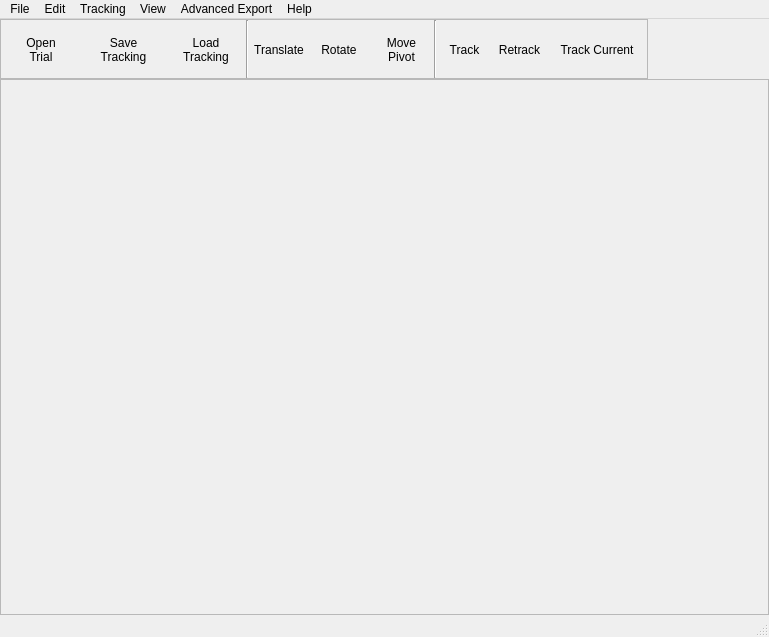
BrownBiomechanics/Autoscoper, file autoscoper/src/ui/ui-files/AutoscoperMainWindow.ui: the form before one commit.
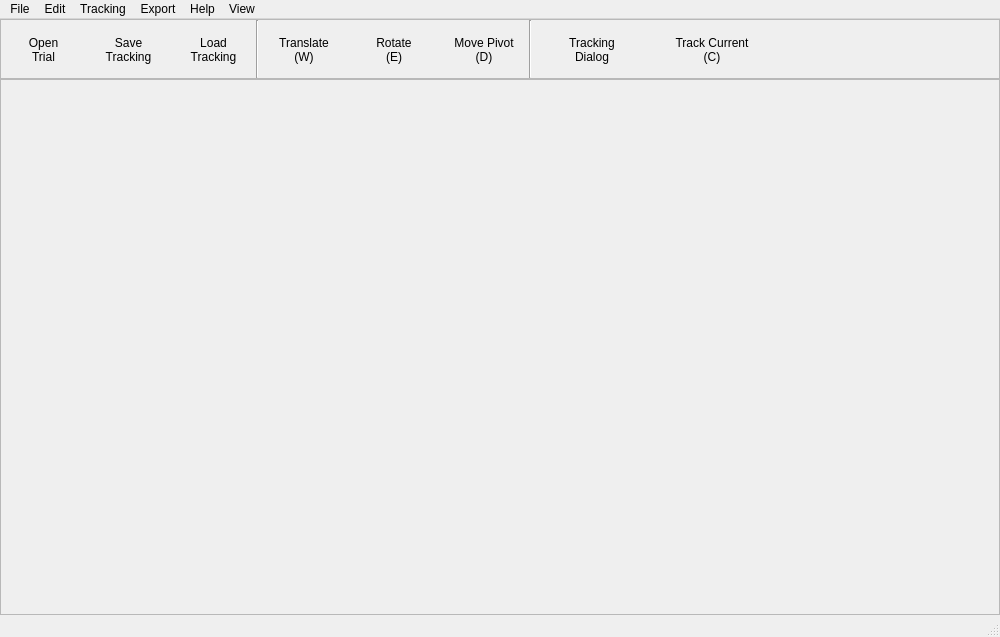
The form after the commit. Icons and pictures are not drawn.

```diff
--- a/autoscoper/src/ui/ui-files/AutoscoperMainWindow.ui
+++ b/autoscoper/src/ui/ui-files/AutoscoperMainWindow.ui
@@ -7,7 +7,7 @@
    <rect>
     <x>0</x>
     <y>0</y>
-    <width>769</width>
+    <width>1000</width>
     <height>637</height>
    </rect>
   </property>
@@ -50,23 +50,30 @@
     <property name="spacing">
      <number>0</number>
     </property>
-    <item row="0" column="1">
-     <spacer name="horizontalSpacer">
-      <property name="orientation">
-       <enum>Qt::Horizontal</enum>
+    <item row="1" column="0" colspan="2">
+     <widget class="QFrame" name="frameWindows">
+      <property name="sizePolicy">
+       <sizepolicy hsizetype="Minimum" vsizetype="Minimum">
+        <horstretch>0</horstretch>
+        <verstretch>0</verstretch>
+       </sizepolicy>
       </property>
-      <property name="sizeType">
-       <enum>QSizePolicy::Expanding</enum>
-      </property>
-      <property name="sizeHint" stdset="0">
+      <property name="minimumSize">
        <size>
-        <width>40</width>
-        <height>20</height>
+        <width>0</width>
+        <height>0</height>
        </size>
       </property>
-     </spacer>
+      <property name="frameShape">
+       <enum>QFrame::StyledPanel</enum>
+      </property>
+      <property name="frameShadow">
+       <enum>QFrame::Raised</enum>
+      </property>
+      <layout class="QGridLayout" name="gridLayout"/>
+     </widget>
     </item>
-    <item row="0" column="0">
+    <item row="0" column="0" colspan="2">
      <widget class="QFrame" name="frame_buttonAutoscoperTop">
       <property name="minimumSize">
        <size>
@@ -86,7 +93,10 @@
       <property name="frameShadow">
        <enum>QFrame::Raised</enum>
       </property>
-      <layout class="QGridLayout" name="gridLayout_3">
+      <layout class="QHBoxLayout" name="horizontalLayout">
+       <property name="spacing">
+        <number>0</number>
+       </property>
        <property name="leftMargin">
         <number>0</number>
        </property>
@@ -99,20 +109,17 @@
        <property name="bottomMargin">
         <number>0</number>
        </property>
-       <property name="spacing">
-        <number>0</number>
-       </property>
-       <item row="0" column="1">
+       <item>
         <widget class="QToolButton" name="toolButtonOpenTrial">
          <property name="minimumSize">
           <size>
-           <width>80</width>
+           <width>85</width>
            <height>60</height>
           </size>
          </property>
          <property name="maximumSize">
           <size>
-           <width>80</width>
+           <width>0</width>
            <height>60</height>
           </size>
          </property>
@@ -138,65 +145,7 @@
          </property>
         </widget>
        </item>
-       <item row="0" column="9">
-        <widget class="QToolButton" name="toolButtonTrack">
-         <property name="minimumSize">
-          <size>
-           <width>55</width>
-           <height>60</height>
-          </size>
-         </property>
-         <property name="maximumSize">
-          <size>
-           <width>55</width>
-           <height>60</height>
-          </size>
-         </property>
-         <property name="text">
-          <string>Track</string>
-         </property>
-         <property name="icon">
-          <iconset resource="../autoscoper_resource.qrc">
-           <normaloff>:/images/resource-files/icons/forward_green.png</normaloff>:/images/resource-files/icons/forward_green.png</iconset>
-         </property>
-         <property name="toolButtonStyle">
-          <enum>Qt::ToolButtonTextUnderIcon</enum>
-         </property>
-         <property name="autoRaise">
-          <bool>true</bool>
-         </property>
-        </widget>
-       </item>
-       <item row="0" column="11">
-        <widget class="QToolButton" name="toolButtonTrackCurrent">
-         <property name="minimumSize">
-          <size>
-           <width>100</width>
-           <height>60</height>
-          </size>
-         </property>
-         <property name="maximumSize">
-          <size>
-           <width>55</width>
-           <height>60</height>
-          </size>
-         </property>
-         <property name="text">
-          <string>Track Current</string>
-         </property>
-         <property name="icon">
-          <iconset resource="../autoscoper_resource.qrc">
-           <normaloff>:/images/resource-files/icons/section_collapsed.png</normaloff>:/images/resource-files/icons/section_collapsed.png</iconset>
-         </property>
-         <property name="toolButtonStyle">
-          <enum>Qt::ToolButtonTextUnderIcon</enum>
-         </property>
-         <property name="autoRaise">
-          <bool>true</bool>
-         </property>
-        </widget>
-       </item>
-       <item row="0" column="2">
+       <item>
         <widget class="QToolButton" name="toolButtonSaveTracking">
          <property name="minimumSize">
           <size>
@@ -206,7 +155,7 @@
          </property>
          <property name="maximumSize">
           <size>
-           <width>85</width>
+           <width>0</width>
            <height>60</height>
           </size>
          </property>
@@ -226,17 +175,17 @@
          </property>
         </widget>
        </item>
-       <item row="0" column="3">
+       <item>
         <widget class="QToolButton" name="toolButtonLoadTracking">
          <property name="minimumSize">
           <size>
-           <width>80</width>
+           <width>85</width>
            <height>60</height>
           </size>
          </property>
          <property name="maximumSize">
           <size>
-           <width>80</width>
+           <width>0</width>
            <height>60</height>
           </size>
          </property>
@@ -256,87 +205,33 @@
          </property>
         </widget>
        </item>
-       <item row="0" column="10">
-        <widget class="QToolButton" name="toolButtonRetrack">
-         <property name="minimumSize">
-          <size>
-           <width>55</width>
-           <height>60</height>
-          </size>
+       <item>
+        <widget class="Line" name="line_3">
+         <property name="orientation">
+          <enum>Qt::Vertical</enum>
          </property>
-         <property name="maximumSize">
-          <size>
-           <width>55</width>
-           <height>60</height>
-          </size>
-         </property>
-         <property name="text">
-          <string>Retrack</string>
-         </property>
-         <property name="icon">
-          <iconset resource="../autoscoper_resource.qrc">
-           <normaloff>:/images/resource-files/icons/forward_blue.png</normaloff>:/images/resource-files/icons/forward_blue.png</iconset>
-         </property>
-         <property name="toolButtonStyle">
-          <enum>Qt::ToolButtonTextUnderIcon</enum>
-         </property>
-         <property name="autoRaise">
-          <bool>true</bool>
-         </property>
         </widget>
        </item>
-       <item row="0" column="7">
-        <widget class="QToolButton" name="toolButtonMovePivot">
-         <property name="minimumSize">
-          <size>
-           <width>65</width>
-           <height>60</height>
-          </size>
-         </property>
-         <property name="maximumSize">
-          <size>
-           <width>65</width>
-           <height>60</height>
-          </size>
-         </property>
-         <property name="text">
-          <string>Move
-Pivot</string>
-         </property>
-         <property name="icon">
-          <iconset resource="../autoscoper_resource.qrc">
-           <normaloff>:/images/resource-files/icons/star_gold.png</normaloff>:/images/resource-files/icons/star_gold.png</iconset>
-         </property>
-         <property name="checkable">
-          <bool>true</bool>
-         </property>
-         <property name="toolButtonStyle">
-          <enum>Qt::ToolButtonTextUnderIcon</enum>
-         </property>
-         <property name="autoRaise">
-          <bool>true</bool>
-         </property>
-        </widget>
-       </item>
-       <item row="0" column="5">
+       <item>
         <widget class="QToolButton" name="toolButtonTranslate">
          <property name="enabled">
           <bool>true</bool>
          </property>
          <property name="minimumSize">
           <size>
-           <width>60</width>
+           <width>90</width>
            <height>60</height>
           </size>
          </property>
          <property name="maximumSize">
           <size>
-           <width>60</width>
+           <width>0</width>
            <height>60</height>
           </size>
          </property>
          <property name="text">
-          <string>Translate</string>
+          <string>Translate
+(W)</string>
          </property>
          <property name="icon">
           <iconset resource="../autoscoper_resource.qrc">
@@ -356,22 +251,23 @@
          </property>
         </widget>
        </item>
-       <item row="0" column="6">
+       <item>
         <widget class="QToolButton" name="toolButtonRotate">
          <property name="minimumSize">
           <size>
-           <width>60</width>
+           <width>90</width>
            <height>60</height>
           </size>
          </property>
          <property name="maximumSize">
           <size>
-           <width>60</width>
+           <width>0</width>
            <height>60</height>
           </size>
          </property>
          <property name="text">
-          <string>Rotate</string>
+          <string>Rotate
+(E)</string>
          </property>
          <property name="icon">
           <iconset resource="../autoscoper_resource.qrc">
@@ -388,20 +284,122 @@
          </property>
         </widget>
        </item>
-       <item row="0" column="4">
-        <widget class="Line" name="line_3">
-         <property name="orientation">
-          <enum>Qt::Vertical</enum>
+       <item>
+        <widget class="QToolButton" name="toolButtonMovePivot">
+         <property name="minimumSize">
+          <size>
+           <width>90</width>
+           <height>60</height>
+          </size>
+         </property>
+         <property name="maximumSize">
+          <size>
+           <width>0</width>
+           <height>60</height>
+          </size>
+         </property>
+         <property name="text">
+          <string>Move Pivot
+(D)</string>
+         </property>
+         <property name="icon">
+          <iconset resource="../autoscoper_resource.qrc">
+           <normaloff>:/images/resource-files/icons/star_gold.png</normaloff>:/images/resource-files/icons/star_gold.png</iconset>
+         </property>
+         <property name="checkable">
+          <bool>true</bool>
+         </property>
+         <property name="toolButtonStyle">
+          <enum>Qt::ToolButtonTextUnderIcon</enum>
+         </property>
+         <property name="autoRaise">
+          <bool>true</bool>
          </property>
         </widget>
        </item>
-       <item row="0" column="8">
+       <item>
         <widget class="Line" name="line">
          <property name="orientation">
           <enum>Qt::Vertical</enum>
          </property>
         </widget>
        </item>
+       <item>
+        <widget class="QToolButton" name="toolButtonTrack">
+         <property name="minimumSize">
+          <size>
+           <width>120</width>
+           <height>60</height>
+          </size>
+         </property>
+         <property name="maximumSize">
+          <size>
+           <width>0</width>
+           <height>60</height>
+          </size>
+         </property>
+         <property name="text">
+          <string>Tracking
+Dialog</string>
+         </property>
+         <property name="icon">
+          <iconset resource="../autoscoper_resource.qrc">
+           <normaloff>:/images/resource-files/icons/forward_green.png</normaloff>:/images/resource-files/icons/forward_green.png</iconset>
+         </property>
+         <property name="toolButtonStyle">
+          <enum>Qt::ToolButtonTextUnderIcon</enum>
+         </property>
+         <property name="autoRaise">
+          <bool>true</bool>
+         </property>
+        </widget>
+       </item>
+       <item>
+        <widget class="QToolButton" name="toolButtonTrackCurrent">
+         <property name="minimumSize">
+          <size>
+           <width>120</width>
+           <height>60</height>
+          </size>
+         </property>
+         <property name="maximumSize">
+          <size>
+           <width>0</width>
+           <height>60</height>
+          </size>
+         </property>
+         <property name="text">
+          <string>Track Current
+(C)</string>
+         </property>
+         <property name="icon">
+          <iconset resource="../autoscoper_resource.qrc">
+           <normaloff>:/images/resource-files/icons/section_collapsed.png</normaloff>:/images/resource-files/icons/section_collapsed.png</iconset>
+         </property>
+         <property name="toolButtonStyle">
+          <enum>Qt::ToolButtonTextUnderIcon</enum>
+         </property>
+         <property name="autoRaise">
+          <bool>true</bool>
+         </property>
+        </widget>
+       </item>
+       <item>
+        <spacer name="horizontalSpacer">
+         <property name="orientation">
+          <enum>Qt::Horizontal</enum>
+         </property>
+         <property name="sizeType">
+          <enum>QSizePolicy::Expanding</enum>
+         </property>
+         <property name="sizeHint" stdset="0">
+          <size>
+           <width>40</width>
+           <height>20</height>
+          </size>
+         </property>
+        </spacer>
+       </item>
       </layout>
      </widget>
     </item>
@@ -435,8 +433,8 @@
     <rect>
      <x>0</x>
      <y>0</y>
-     <width>769</width>
-     <height>21</height>
+     <width>1000</width>
+     <height>26</height>
     </rect>
    </property>
    <widget class="QMenu" name="menuFile">
@@ -497,7 +495,7 @@
    </widget>
    <widget class="QMenu" name="menuAdvanced_Tool">
     <property name="title">
-     <string>Advanced Export</string>
+     <string>Export</string>
     </property>
     <addaction name="actionExport_NCC_as_csv"/>
     <addaction name="actionExport_all_NCCs_near_this_pose"/>
@@ -513,9 +511,9 @@
    <addaction name="menuFile"/>
    <addaction name="menuEdit"/>
    <addaction name="menuTracking"/>
-   <addaction name="menuView"/>
    <addaction name="menuAdvanced_Tool"/>
    <addaction name="menuAbout"/>
+   <addaction name="menuView"/>
   </widget>
   <widget class="QStatusBar" name="statusbar"/>
   <action name="actionNew">
```
Left out of the diff: 42 changed lines with no effect on the pictures.
